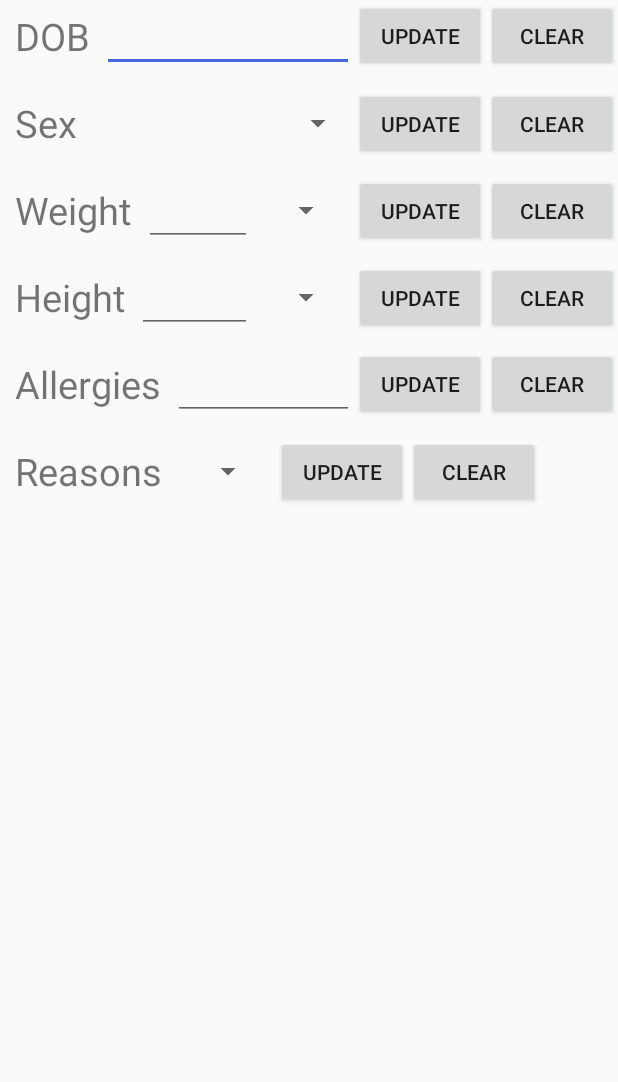
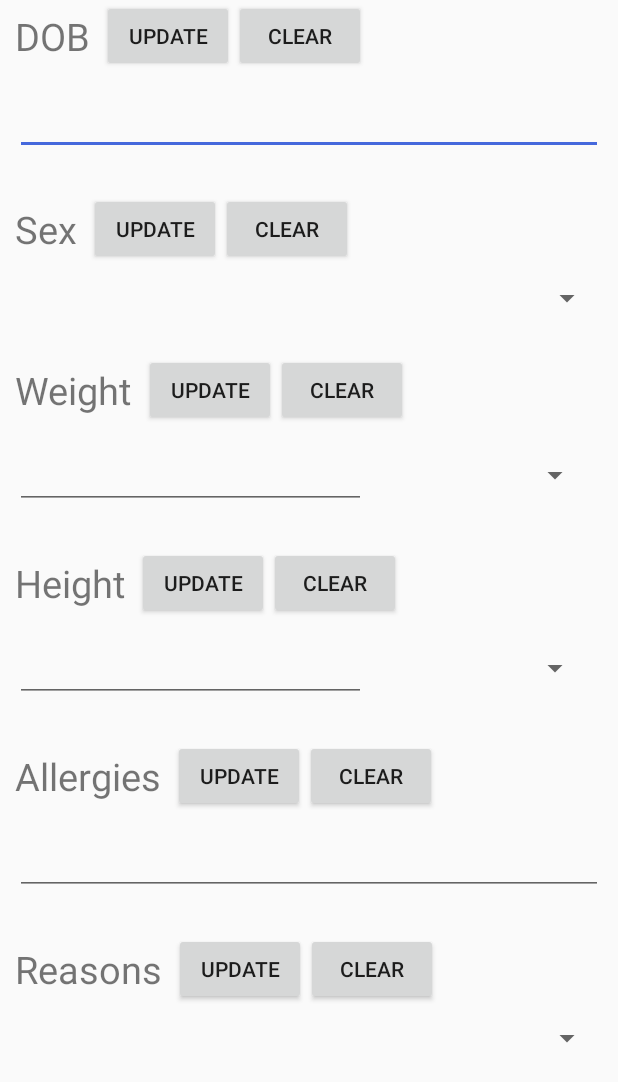
Before and after one commit to jdsal10/GroupProject, an Android app: the layout fragment_settings_data_control.xml on its own in the app's theme, with its tools: preview values and no code run, on a phone screen of 412 x 824 dp. Shown: the top 1082 px of the screen. Run offline under Robolectric (Android 15) with nearby library versions, the phone set to English and light mode, and no system bars.

Commit message:
Changed to "scroll bar" and formatted

```diff
--- a/app/src/main/res/layout/fragment_settings_data_control.xml
+++ b/app/src/main/res/layout/fragment_settings_data_control.xml
@@ -1,9 +1,15 @@
 <?xml version="1.0" encoding="utf-8"?>
-<LinearLayout xmlns:android="http://schemas.android.com/apk/res/android"
+<ScrollView xmlns:android="http://schemas.android.com/apk/res/android"
     xmlns:tools="http://schemas.android.com/tools"
     android:layout_width="match_parent"
     android:layout_height="match_parent"
     android:layout_marginStart="10dp"
+    android:layout_marginEnd="10dp"
+    android:orientation="vertical">
+
+    <LinearLayout
+        android:layout_width="match_parent"
+        android:layout_height="wrap_content"
         android:orientation="vertical">
 
         <LinearLayout
@@ -20,11 +26,6 @@
                 android:text="@string/DOBTitle"
                 android:textSize="25sp" />
 
-        <EditText
-            android:id="@+id/DOBValue"
-            android:layout_width="0dp"
-            android:layout_height="match_parent"
-            android:layout_weight="1" />
 
             <Button
                 android:id="@+id/updateDOB"
@@ -42,9 +43,21 @@
 
         <LinearLayout
             android:layout_width="match_parent"
+            android:layout_height="wrap_content">
+            <EditText
+                android:id="@+id/DOBValue"
+                android:layout_width="0dp"
+                android:layout_height="match_parent"
+                android:layout_weight="1" />
+        </LinearLayout>
+
+
+        <LinearLayout
+            android:layout_width="match_parent"
             android:layout_height="wrap_content"
             android:layout_marginBottom="10dp"
-        android:orientation="horizontal">
+            android:orientation="horizontal"
+            android:layout_marginTop="25dp">
 
             <TextView
                 android:layout_width="wrap_content"
@@ -54,12 +67,6 @@
                 android:text="@string/sexTitle"
                 android:textSize="25sp" />
 
-        <Spinner
-            android:id="@+id/sexValue"
-            android:layout_width="0dp"
-            android:layout_height="match_parent"
-            android:layout_weight="1"
-            android:entries="@array/sex"/>
 
             <Button
                 android:id="@+id/updateSex"
@@ -74,12 +81,23 @@
                 android:text="@string/clearValue" />
 
         </LinearLayout>
+        <LinearLayout
+            android:layout_width="match_parent"
+            android:layout_height="wrap_content">
+            <Spinner
+                android:id="@+id/sexValue"
+                android:layout_width="0dp"
+                android:layout_height="match_parent"
+                android:layout_weight="1"
+                android:entries="@array/sex" />
+        </LinearLayout>
 
         <LinearLayout
             android:layout_width="match_parent"
             android:layout_height="wrap_content"
             android:layout_marginBottom="10dp"
-        android:orientation="horizontal">
+            android:orientation="horizontal"
+            android:layout_marginTop="25dp">
 
             <TextView
                 android:layout_width="wrap_content"
@@ -88,19 +106,6 @@
                 android:layout_marginEnd="8dp"
                 android:text="@string/weightTitle"
                 android:textSize="25sp" />
-
-        <EditText
-            android:id="@+id/weightValue"
-            android:layout_width="0dp"
-            android:layout_height="match_parent"
-            android:layout_weight="1" />
-
-        <Spinner
-            android:id="@+id/weightUnitSpinner"
-            android:layout_width="60dp"
-            android:layout_height="match_parent"
-            android:entries="@array/weightUnits"
-            android:layout_marginEnd="8dp"/>
 
             <Button
                 android:id="@+id/updateWeight"
@@ -115,12 +120,28 @@
                 android:text="@string/clearValue" />
 
         </LinearLayout>
+    <LinearLayout
+        android:layout_width="match_parent"
+        android:layout_height="wrap_content">
+        <EditText
+            android:id="@+id/weightValue"
+            android:layout_width="0dp"
+            android:layout_height="match_parent"
+            android:layout_weight="1" />
 
+        <Spinner
+            android:id="@+id/weightUnitSpinner"
+            android:layout_width="150dp"
+            android:layout_height="match_parent"
+            android:layout_marginEnd="8dp"
+            android:entries="@array/weightUnits" />
+    </LinearLayout>
         <LinearLayout
             android:layout_width="match_parent"
             android:layout_height="wrap_content"
             android:layout_marginBottom="10dp"
-        android:orientation="horizontal">
+            android:orientation="horizontal"
+            android:layout_marginTop="25dp">
 
             <TextView
                 android:layout_width="wrap_content"
@@ -130,18 +151,7 @@
                 android:text="@string/heightTitle"
                 android:textSize="25sp" />
 
-        <EditText
-            android:id="@+id/heightValue"
-            android:layout_width="0dp"
-            android:layout_height="match_parent"
-            android:layout_weight="1" />
 
-        <Spinner
-            android:id="@+id/heightUnitSpinner"
-            android:layout_width="60dp"
-            android:layout_height="match_parent"
-            android:entries="@array/heightUnits"
-            android:layout_marginEnd="8dp"/>
 
             <Button
                 android:id="@+id/updateHeight"
@@ -156,12 +166,28 @@
                 android:text="@string/clearValue" />
 
         </LinearLayout>
+<LinearLayout
+    android:layout_width="match_parent"
+    android:layout_height="wrap_content">
+    <EditText
+        android:id="@+id/heightValue"
+        android:layout_width="0dp"
+        android:layout_height="match_parent"
+        android:layout_weight="1" />
 
+    <Spinner
+        android:id="@+id/heightUnitSpinner"
+        android:layout_width="150dp"
+        android:layout_height="match_parent"
+        android:layout_marginEnd="8dp"
+        android:entries="@array/heightUnits" />
+</LinearLayout>
         <LinearLayout
             android:layout_width="match_parent"
             android:layout_height="wrap_content"
             android:layout_marginBottom="10dp"
-        android:orientation="horizontal">
+            android:orientation="horizontal"
+            android:layout_marginTop="25dp">
 
             <TextView
                 android:layout_width="wrap_content"
@@ -170,12 +196,6 @@
                 android:layout_marginEnd="8dp"
                 android:text="@string/allergiesTitle"
                 android:textSize="25sp" />
-
-        <EditText
-            android:id="@+id/allerguesValue"
-            android:layout_width="0dp"
-            android:layout_height="match_parent"
-            android:layout_weight="1" />
 
             <Button
                 android:id="@+id/updateAllergies"
@@ -190,12 +210,22 @@
                 android:text="@string/clearValue" />
 
         </LinearLayout>
+<LinearLayout
+    android:layout_width="match_parent"
+    android:layout_height="wrap_content">
+    <EditText
+        android:id="@+id/allergiesValue"
+        android:layout_width="0dp"
+        android:layout_height="match_parent"
+        android:layout_weight="1" />
 
+</LinearLayout>
         <LinearLayout
             android:layout_width="match_parent"
             android:layout_height="wrap_content"
             android:layout_marginBottom="10dp"
-        android:orientation="horizontal">
+            android:orientation="horizontal"
+            android:layout_marginTop="25dp">
 
             <TextView
                 android:layout_width="wrap_content"
@@ -205,25 +235,30 @@
                 android:text="@string/reasonsTitle"
                 android:textSize="25sp" />
 
-        <Spinner
-            android:id="@+id/reasonSpin"
-            android:layout_width="60dp"
-            android:layout_height="match_parent"
-            android:entries="@array/reasons"
-            android:layout_marginEnd="8dp"/>
+
+
+            <Button
+                android:id="@+id/updateReasons"
+                android:layout_width="wrap_content"
+                android:layout_height="wrap_content"
+                android:text="@string/updateValue" />
 
             <Button
                 android:id="@+id/clearReasons"
                 android:layout_width="wrap_content"
                 android:layout_height="wrap_content"
-            android:text="@string/updateValue" />
-
-        <Button
-            android:id="@+id/updateReasons"
-            android:layout_width="wrap_content"
-            android:layout_height="wrap_content"
                 android:text="@string/clearValue" />
 
         </LinearLayout>
-
+        <LinearLayout
+            android:layout_width="match_parent"
+            android:layout_height="wrap_content">
+            <Spinner
+                android:id="@+id/reasonSpin"
+                android:layout_height="match_parent"
+                android:layout_width="0dp"
+                android:layout_weight="1"
+                android:entries="@array/reasons" />
         </LinearLayout>
+    </LinearLayout>
+</ScrollView>
```
Lines whose indentation alone changed are shown as unchanged.
